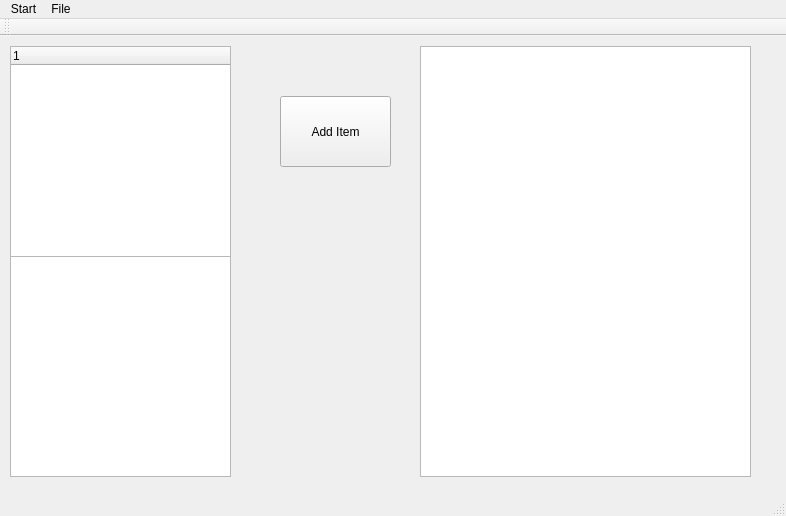
Old version of the form mainwindow.ui in the repository HanshanGithub/treePushTest.
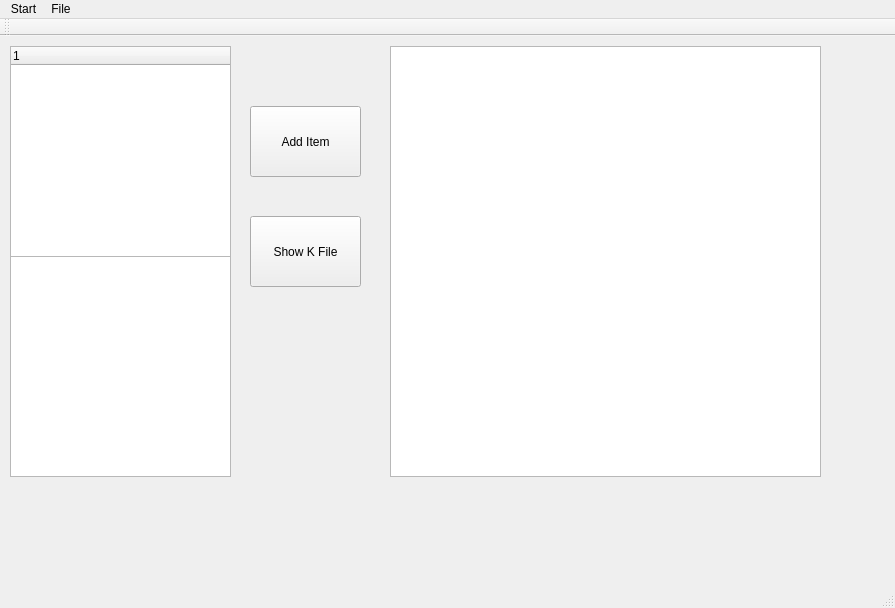
New version of the form.

```diff
--- a/mainwindow.ui
+++ b/mainwindow.ui
@@ -6,8 +6,8 @@
    <rect>
     <x>0</x>
     <y>0</y>
-    <width>786</width>
-    <height>516</height>
+    <width>895</width>
+    <height>608</height>
    </rect>
   </property>
   <property name="windowTitle">
@@ -32,8 +32,8 @@
    <widget class="QPushButton" name="addWidgetItem">
     <property name="geometry">
      <rect>
-      <x>280</x>
-      <y>60</y>
+      <x>250</x>
+      <y>70</y>
       <width>111</width>
       <height>71</height>
      </rect>
@@ -55,20 +55,33 @@
    <widget class="QTextBrowser" name="textBrowser">
     <property name="geometry">
      <rect>
-      <x>420</x>
+      <x>390</x>
       <y>10</y>
-      <width>331</width>
+      <width>431</width>
       <height>431</height>
      </rect>
     </property>
    </widget>
+   <widget class="QPushButton" name="showKfileBtn">
+    <property name="geometry">
+     <rect>
+      <x>250</x>
+      <y>180</y>
+      <width>111</width>
+      <height>71</height>
+     </rect>
+    </property>
+    <property name="text">
+     <string>Show K File</string>
+    </property>
+   </widget>
   </widget>
   <widget class="QMenuBar" name="menuBar">
    <property name="geometry">
     <rect>
      <x>0</x>
      <y>0</y>
-     <width>786</width>
+     <width>895</width>
      <height>23</height>
     </rect>
    </property>
```
